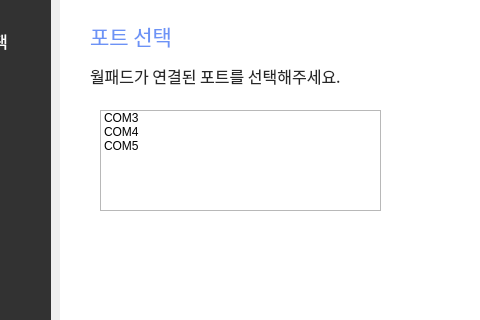
skyun333/wallpad, file step3.ui: the form before one commit; both pictures show x 130 to 610 and y 90 to 410 of the 961 by 704 pixel window.
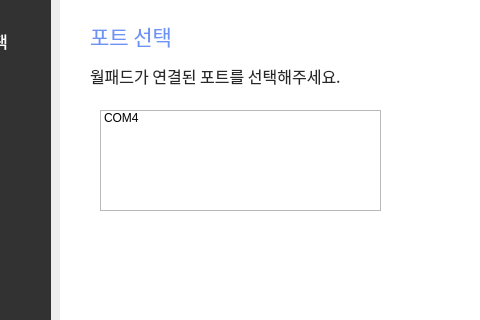
The form after the commit.

```diff
--- a/step3.ui
+++ b/step3.ui
@@ -273,21 +273,11 @@
       <height>101</height>
      </rect>
     </property>
-    <item>
-     <property name="text">
-      <string>COM3</string>
-     </property>
-    </item>
     <item>
      <property name="text">
       <string>COM4</string>
      </property>
     </item>
-    <item>
-     <property name="text">
-      <string>COM5</string>
-     </property>
-    </item>
    </widget>
    <widget class="QWidget" name="verticalLayoutWidget">
     <property name="geometry">
```
